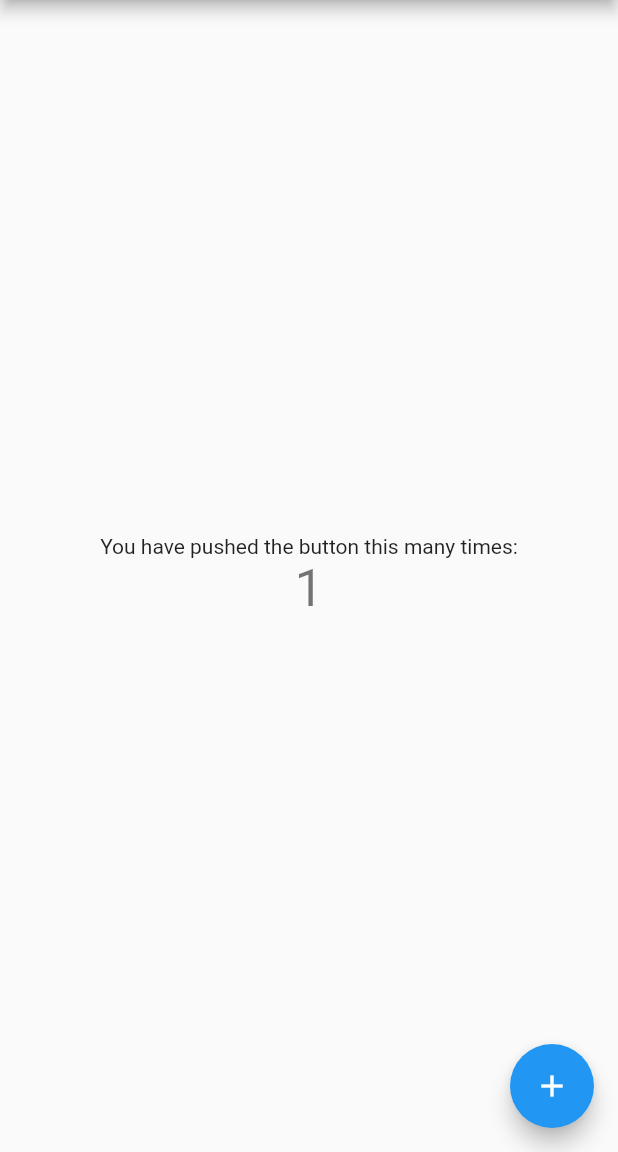
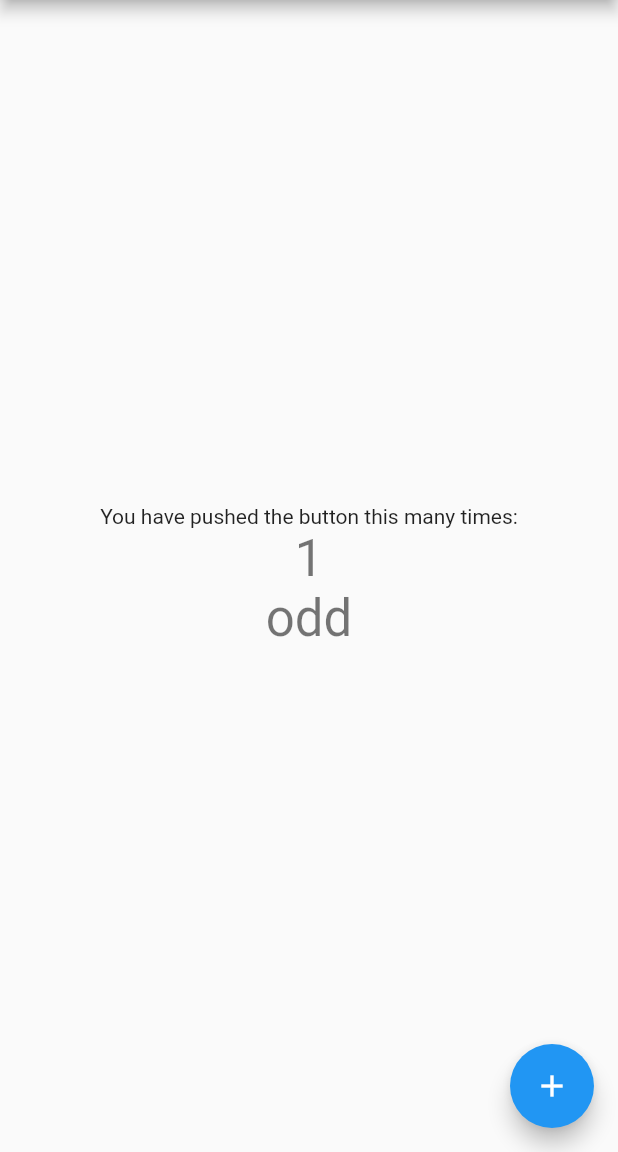
Before and after one commit to KittenCN/flutter_demo, a Flutter app: the screen it shows after launch, after a tap on the "add" icon, on a phone screen of 412 x 824 dp, the part 84-1236 px from its top. Run offline on Flutter 3.47's test engine with Material 2 defaults, Android fonts, the phone set to English and light mode, and no system bars.

```diff
--- a/lib/main.dart
+++ b/lib/main.dart
@@ -29,26 +29,42 @@ class MyHomePate extends StatefulWidget {
 
 class _MyHomePateState extends State<MyHomePate> {
   int _counter = 0;
-  void _incrementCounter(){
-    setState((){
+  String _cntState = 'odd';
+  void _runner(){
+    _incrementCounter();
+    _checkCounter();
+  }
+  void _incrementCounter() {
+    setState(() {
       _counter++;
     });
   }
+  void _checkCounter() {
+    setState(() {
+      _cntState = _counter % 2 == 0 ? 'even' : 'odd';
+    });
+  }
   @override
-  Widget build(BuildContext context){
+  Widget build(BuildContext context) {
     return Scaffold(
-      appBar: AppBar(title:Text(widget.title)),
+      appBar: AppBar(title: Text(widget.title)),
       body: Center(
         child: Column(
-          mainAxisAlignment: MainAxisAlignment.center,
-          children:<Widget>[
-            const Text('You have pushed the button this many times:'),
-            Text('$_counter', style: Theme.of(context).textTheme.headline4,)
-          ]
-        ),
+            mainAxisAlignment: MainAxisAlignment.center,
+            children: <Widget>[
+              const Text('You have pushed the button this many times:'),
+              Text(
+                '$_counter',
+                style: Theme.of(context).textTheme.headline4,
+              ),
+              Text(
+                _cntState,
+                style: Theme.of(context).textTheme.headline4,
+              ),
+            ]),
       ),
       floatingActionButton: FloatingActionButton(
-        onPressed: _incrementCounter,
+        onPressed: _runner,
         tooltip: 'Increment',
         child: const Icon(Icons.add),
       ),
```
